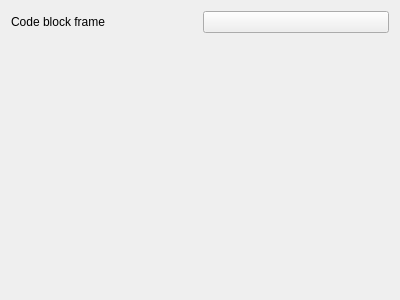
Qt form src/colors_settings_form.ui (denprog/yutovo-desktop) before a commit.
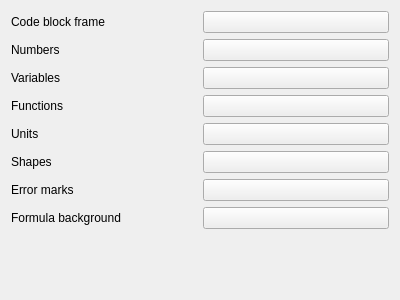
The same form after that commit.

Commit message: Draft of the colors page.

```diff
--- a/src/colors_settings_form.ui
+++ b/src/colors_settings_form.ui
@@ -16,6 +16,20 @@
   <layout class="QVBoxLayout" name="verticalLayout_2">
    <item>
     <layout class="QGridLayout" name="gridLayout">
+     <item row="1" column="1">
+      <widget class="QPushButton" name="numbers_color">
+       <property name="text">
+        <string/>
+       </property>
+      </widget>
+     </item>
+     <item row="0" column="1">
+      <widget class="QPushButton" name="code_block_border_color">
+       <property name="text">
+        <string/>
+       </property>
+      </widget>
+     </item>
      <item row="0" column="0">
       <widget class="QLabel" name="label">
        <property name="text">
@@ -23,13 +37,97 @@
        </property>
       </widget>
      </item>
-     <item row="0" column="1">
-      <widget class="QPushButton" name="code_block_border_color">
+     <item row="3" column="1">
+      <widget class="QPushButton" name="functions_color">
        <property name="text">
         <string/>
        </property>
       </widget>
      </item>
+     <item row="6" column="1">
+      <widget class="QPushButton" name="error_marks_color">
+       <property name="text">
+        <string/>
+       </property>
+      </widget>
+     </item>
+     <item row="4" column="1">
+      <widget class="QPushButton" name="units_color">
+       <property name="text">
+        <string/>
+       </property>
+      </widget>
+     </item>
+     <item row="5" column="1">
+      <widget class="QPushButton" name="shapes_color">
+       <property name="text">
+        <string/>
+       </property>
+      </widget>
+     </item>
+     <item row="2" column="1">
+      <widget class="QPushButton" name="variables_color">
+       <property name="text">
+        <string/>
+       </property>
+      </widget>
+     </item>
+     <item row="7" column="1">
+      <widget class="QPushButton" name="formula_background_color">
+       <property name="text">
+        <string/>
+       </property>
+      </widget>
+     </item>
+     <item row="1" column="0">
+      <widget class="QLabel" name="label_2">
+       <property name="text">
+        <string>Numbers</string>
+       </property>
+      </widget>
+     </item>
+     <item row="2" column="0">
+      <widget class="QLabel" name="label_3">
+       <property name="text">
+        <string>Variables</string>
+       </property>
+      </widget>
+     </item>
+     <item row="3" column="0">
+      <widget class="QLabel" name="label_4">
+       <property name="text">
+        <string>Functions</string>
+       </property>
+      </widget>
+     </item>
+     <item row="4" column="0">
+      <widget class="QLabel" name="label_5">
+       <property name="text">
+        <string>Units</string>
+       </property>
+      </widget>
+     </item>
+     <item row="5" column="0">
+      <widget class="QLabel" name="label_6">
+       <property name="text">
+        <string>Shapes</string>
+       </property>
+      </widget>
+     </item>
+     <item row="6" column="0">
+      <widget class="QLabel" name="label_7">
+       <property name="text">
+        <string>Error marks</string>
+       </property>
+      </widget>
+     </item>
+     <item row="7" column="0">
+      <widget class="QLabel" name="label_8">
+       <property name="text">
+        <string>Formula background</string>
+       </property>
+      </widget>
+     </item>
     </layout>
    </item>
    <item>
```
